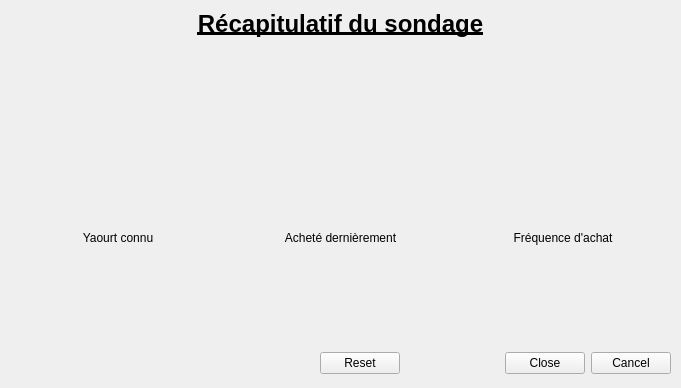
Old version of the form QTProjectS6/recap.ui in the repository LeoGaudias/QTProjectS6.
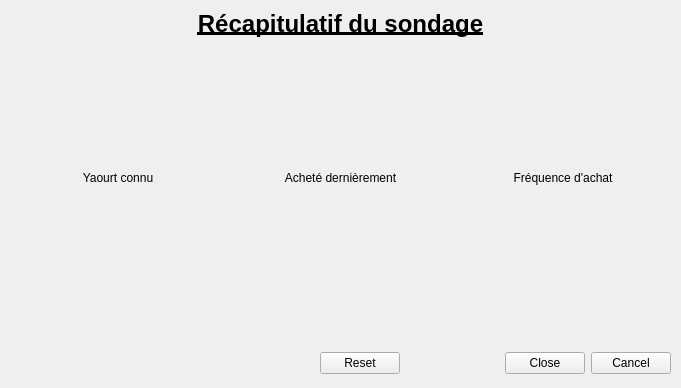
New version of the form.

Diff of the .ui file:
```diff
--- a/QTProjectS6/recap.ui
+++ b/QTProjectS6/recap.ui
@@ -25,6 +25,12 @@
    <layout class="QVBoxLayout" name="verticalLayout">
     <item>
      <widget class="QLabel" name="label">
+      <property name="sizePolicy">
+       <sizepolicy hsizetype="Preferred" vsizetype="Fixed">
+        <horstretch>0</horstretch>
+        <verstretch>0</verstretch>
+       </sizepolicy>
+      </property>
       <property name="font">
        <font>
         <pointsize>18</pointsize>
```
